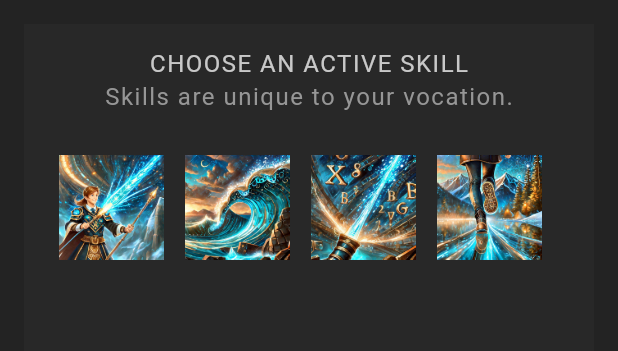
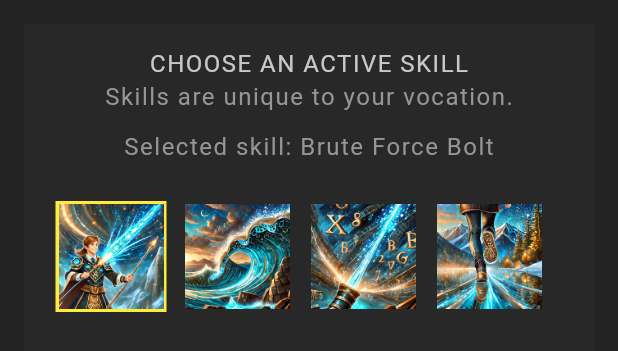
Before and after one commit to jwhubert91/flutter_rpg, a Flutter app: the SkillList widget shown alone on an empty page, opened directly with sample values from the repository, on a phone screen of 412 x 824 dp. Shown: the top 351 px of the screen. Run offline on Flutter 3.47's test engine with Material 3 defaults, Android fonts, the phone set to English and light mode, and no system bars; our stand-ins replace google_fonts; Roboto replaces fonts that are missing (Kanit).

Commit message:
add selected skill touch options

```diff
--- a/lib/screens/profile/skill_list.dart
+++ b/lib/screens/profile/skill_list.dart
@@ -15,6 +15,7 @@ class SkillList extends StatefulWidget {
 
 class _SkillListState extends State<SkillList> {
   late List<Skill> availableSkills;
+  late Skill selectedSkill;
 
   @override
   void initState() {
@@ -22,6 +23,14 @@ class _SkillListState extends State<SkillList> {
     availableSkills = allSkills.where((skill) {
       return skill.vocation == widget.character.vocation;
     }).toList();
+
+    if (widget.character.skills.isEmpty) {
+      selectedSkill = availableSkills[0];
+    }
+    if (widget.character.skills.isNotEmpty) {
+      selectedSkill = widget.character.skills.first;
+    }
+
     super.initState();
   }
 
@@ -36,14 +45,27 @@ class _SkillListState extends State<SkillList> {
           children: [
             const StyledHeading("Choose an active skill"),
             const StyledText("Skills are unique to your vocation."),
+            const SizedBox(height: 10),
+            StyledText("Selected skill: ${selectedSkill.name}"),
             const SizedBox(height: 20),
             Row(
               children: availableSkills.map((skill) {
                 return Container(
                   margin: const EdgeInsets.all(5),
                   padding: const EdgeInsets.all(2),
-                  child: Image.asset("assets/img/skills/${skill.image}",
-                      width: 70),
+                  color: skill == selectedSkill
+                      ? Colors.yellow
+                      : Colors.transparent,
+                  child: GestureDetector(
+                    onTap: () {
+                      setState(() {
+                        widget.character.updateSkill(skill);
+                      });
+                      selectedSkill = skill;
+                    },
+                    child: Image.asset("assets/img/skills/${skill.image}",
+                        width: 70),
+                  ),
                 );
               }).toList(),
             ),
```
